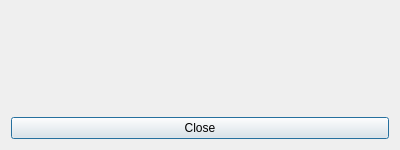
Above: application/views/message_dialog.ui from santosfamilyfoundation/TrafficGUIs before the change. Below: the same form after it.
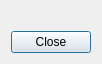
That is the form after the change.

Commit message:
Info Buttons to describe config params
Summary:

- Added qtawesome which gives nice font awesome icons like 'fa:info'
- Refactored common functionality to a configGuiWidget class, in which
  configGui_feature and configGui_object inherit
- Added gridRowHelper method to product the labelX, infoX, inputX
  attributes
- Copied descriptions of these parameters from last years SCOPE software
  user guide.
- Increased message_dialog default size, and then resizes according to text
  input.

What changed in the file:
```diff
--- a/application/views/message_dialog.ui
+++ b/application/views/message_dialog.ui
@@ -7,11 +7,11 @@
     <x>0</x>
     <y>0</y>
     <width>400</width>
-    <height>150</height>
+    <height>292</height>
    </rect>
   </property>
   <property name="sizePolicy">
-   <sizepolicy hsizetype="Maximum" vsizetype="Preferred">
+   <sizepolicy hsizetype="Preferred" vsizetype="Expanding">
     <horstretch>0</horstretch>
     <verstretch>0</verstretch>
    </sizepolicy>
@@ -26,10 +26,22 @@
    <string>Message</string>
   </property>
   <layout class="QGridLayout" name="gridLayout">
+   <property name="sizeConstraint">
+    <enum>QLayout::SetFixedSize</enum>
+   </property>
    <item row="0" column="0">
     <layout class="QVBoxLayout" name="verticalLayout">
+     <property name="sizeConstraint">
+      <enum>QLayout::SetFixedSize</enum>
+     </property>
      <item>
       <widget class="QLabel" name="label">
+       <property name="sizePolicy">
+        <sizepolicy hsizetype="Preferred" vsizetype="Expanding">
+         <horstretch>0</horstretch>
+         <verstretch>0</verstretch>
+        </sizepolicy>
+       </property>
        <property name="text">
         <string/>
        </property>
```
The commit also changes 3 other files.
